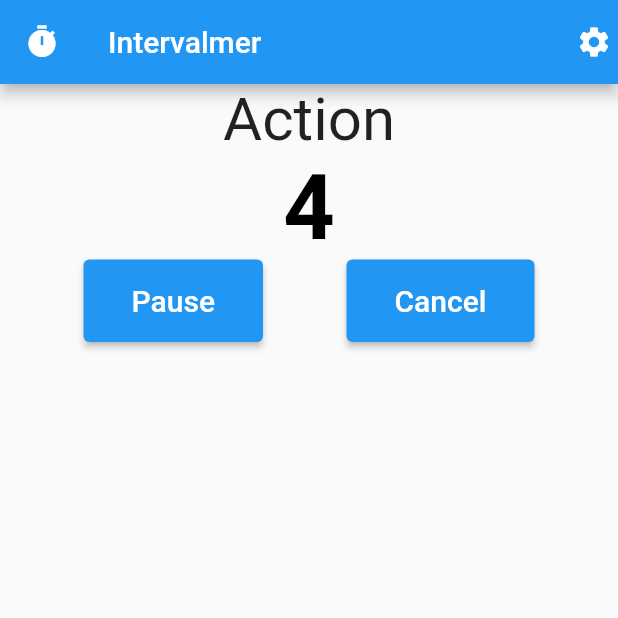
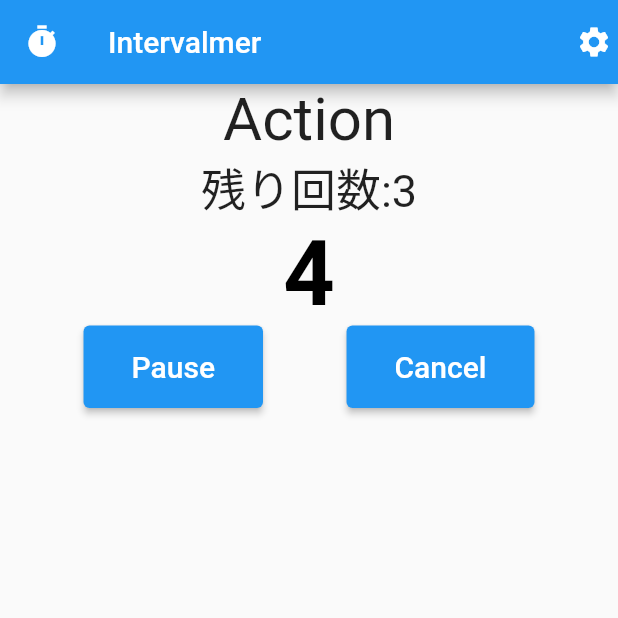
Before and after one commit to kuro1221/interval_timer, a Flutter app: the screen it shows after launch, after a tap on "Start Button", on a phone screen of 412 x 824 dp, the top half of it. Run offline on Flutter 3.47's test engine with Material 2 defaults, Android fonts, the phone set to English and light mode, and no system bars; our stand-ins replace logger.

Commit message:
タイマー切り替え処理実装

```diff
--- a/lib/main.dart
+++ b/lib/main.dart
@@ -47,7 +47,6 @@ class _MyHomePageState extends State<MyHomePage> {
   }
 
   void startTimer(String phase) {
-    logger.v('タイマースタート');
     //スタート時のみタイマー設定を初期化する
     if (remainingNumberOfTimes == Setting.numberOfRepetitions) setTimer();
     setState(() => currentTimerPhase = Setting.timerPhase[phase]!);
@@ -58,11 +57,16 @@ class _MyHomePageState extends State<MyHomePage> {
       setState(() => currentTimerSec = Setting.restTimeSec);
     }
 
+    print('///タイマースタート');
+    print('///フェーズ：' + currentTimerPhase);
+    print('///残り回数:' + remainingNumberOfTimes.toString());
+
     timer = Timer.periodic(Duration(seconds: 1),(_) {
       if (currentTimerSec > 0) {
         setState(() => currentTimerSec--);
       } else {
         // stopTimer(reset: false);
+        timer?.cancel();
         changeTimerPhase();
       }
     });
@@ -76,7 +80,10 @@ class _MyHomePageState extends State<MyHomePage> {
 
   //残り回数が0か1以上か、タイマーフェーズがアクションかレスとかで処理を変える
   void changeTimerPhase() {
-    if (remainingNumberOfTimes == 0) finishTimer();
+    if (remainingNumberOfTimes == 0) {
+      finishTimer();
+      return;
+    }
 
     if (currentTimerPhase == Setting.timerPhase['action']) {
       setState(() {
@@ -138,6 +145,12 @@ class _MyHomePageState extends State<MyHomePage> {
                   fontSize: 40,
              )
             ),
+            Text(
+                '残り回数:$remainingNumberOfTimes',
+                style: TextStyle(
+                  fontSize: 30,
+                )
+            ),
             buildTime(),
             buildButtons(),
           ]
```
